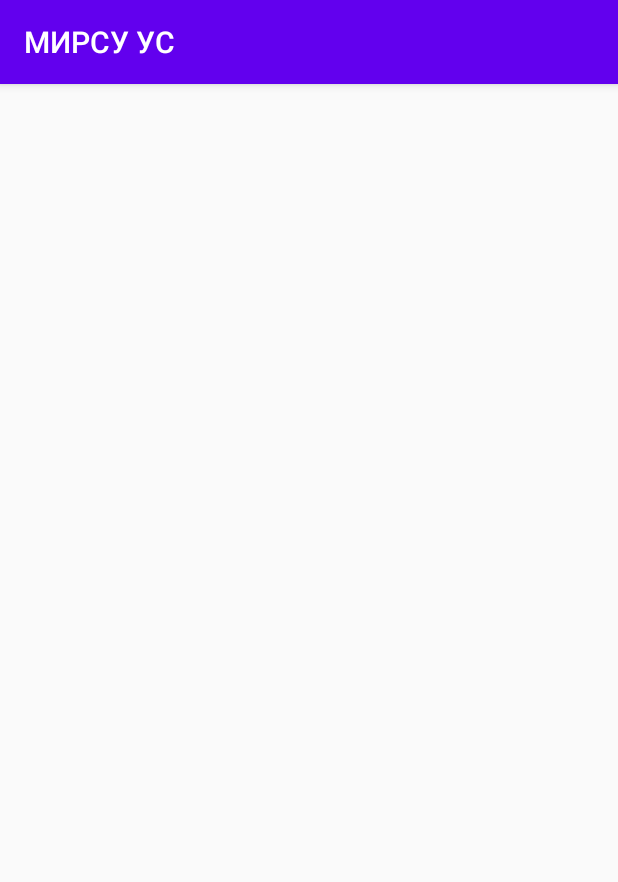
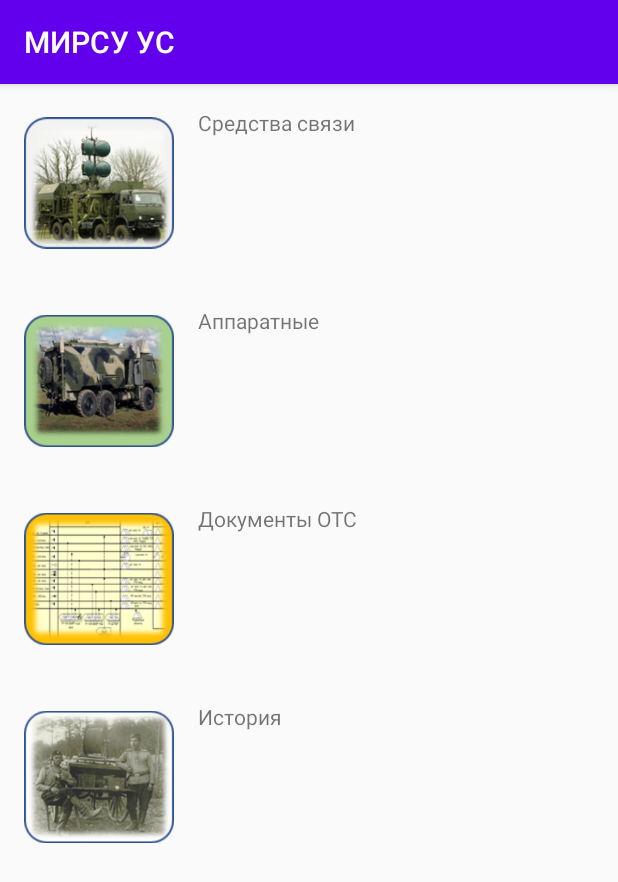
Before and after one commit to smartbulletosx/MUIRSUUS, an Android app: the screen it shows after launch (InformationActivity before the commit, TTH after it), after a tap on "ИНФОРМАЦИОННЫЙ БЛОК", on a phone screen of 412 x 824 dp. Shown: the top 882 px of the screen. Run offline under Robolectric (Android 15) with nearby library versions, the phone set to English and light mode, and no system bars; our stand-ins replace navigation-ui.

Commit message:
Добавлен список ттх

```diff
--- /dev/null
+++ b/app/src/main/java/com/example/muirsuus/TTH.java
@@ -0,0 +1,75 @@
+package com.example.muirsuus;
+
+import androidx.appcompat.app.AppCompatActivity;
+import androidx.recyclerview.widget.LinearLayoutManager;
+import androidx.recyclerview.widget.RecyclerView;
+
+import android.content.Intent;
+import android.os.Bundle;
+import android.view.LayoutInflater;
+import android.view.View;
+import android.widget.ArrayAdapter;
+import android.widget.Button;
+import android.widget.ListView;
+
+import com.example.muirsuus.adapters.StartAdapter;
+import com.example.muirsuus.adapters.TTHAdapter;
+
+import java.util.ArrayList;
+import java.util.List;
+
+public class TTH extends AppCompatActivity {
+    private RecyclerView mRecyclerView;
+    private RecyclerView.Adapter mAdapter;
+    private RecyclerView.LayoutManager layoutManager;
+    private TTHAdapter adapter;
+    private final List<CardClass> SCHEMES = new ArrayList<CardClass>();
+    final static public int[] layouts = {R.layout.activity_main1,R.layout.activity_main2,R.layout.activity_main3,R.layout.activity_main4};
+
+    @Override
+    protected void onCreate(Bundle savedInstanceState) {
+
+        super.onCreate(savedInstanceState);
+        setContentView(R.layout.tth_activity);
+
+        SCHEMES.add(new CardClass(R.drawable.ic_1,"Средства связи"));
+        SCHEMES.add(new CardClass(R.drawable.ic_2,"Аппаратные"));
+        SCHEMES.add(new CardClass(R.drawable.ic_3,"Документы ОТС"));
+        SCHEMES.add(new CardClass(R.drawable.ic_4,"История"));
+
+        mRecyclerView = (RecyclerView)findViewById(R.id.tth_recycler);
+        mRecyclerView.setHasFixedSize(true);
+        // use a linear layout manager
+        layoutManager = new LinearLayoutManager(this, LinearLayoutManager.VERTICAL, false);
+        mRecyclerView.setLayoutManager(layoutManager);
+        //--------------------------------------------
+        //------------------------------------
+        //title = (TextView)findViewById(R.id.tvStartActivity);
+        //------------------------------------
+        StartAdapter();
+
+
+    }
+
+    public void StartAdapter(){
+
+        //List<String> photoLinks = GetLinkImages(NAME_OF_SCHEME);
+        //final String photoLinksStr[] = photoLinks.toArray(new String[0]);
+
+//-----------------------------------------------------------------------------
+        final IRecyclerViewClickListener listener = new IRecyclerViewClickListener() {
+            @Override
+            public void onClick(View view, int position) {
+                Intent i = new Intent(getApplicationContext(), MainActivity.class);
+
+                i.putExtra("POSITION",position);
+                i.putExtra("layout",layouts[position]);
+                startActivity(i);
+            }
+        };
+//-----------------------------------------------------------------------------
+        adapter = new TTHAdapter(SCHEMES);
+        mRecyclerView.setAdapter(adapter);
+        //mRecyclerView.scrollToPosition(1);
+    }
+}
--- /dev/null
+++ b/app/src/main/java/com/example/muirsuus/adapters/TTHAdapter.java
@@ -0,0 +1,62 @@
+package com.example.muirsuus.adapters;
+
+import android.os.Build;
+import android.view.LayoutInflater;
+import android.view.View;
+import android.view.ViewGroup;
+import android.widget.ImageView;
+import android.widget.TextView;
+
+import androidx.annotation.NonNull;
+import androidx.annotation.RequiresApi;
+import androidx.recyclerview.widget.RecyclerView;
+
+import com.example.muirsuus.CardClass;
+import com.example.muirsuus.IRecyclerViewClickListener;
+import com.example.muirsuus.R;
+
+import java.util.List;
+
+public class TTHAdapter extends RecyclerView.Adapter<TTHAdapter.MyViewHolder> {
+
+    private List<CardClass> mLinks;
+    IRecyclerViewClickListener clickListener;
+
+    public TTHAdapter(List<CardClass> mLinks){this.mLinks = mLinks;}
+
+
+
+    @NonNull
+    @Override
+    public MyViewHolder onCreateViewHolder(@NonNull ViewGroup parent, int viewType) {
+        ViewGroup viewGroup;
+        LayoutInflater inflater = LayoutInflater.from(parent.getContext());
+        View v = inflater.inflate(R.layout.item_tth,parent,false);
+        MyViewHolder vh = new MyViewHolder(v);
+        return vh;
+    }
+    @RequiresApi(api = Build.VERSION_CODES.JELLY_BEAN)
+    @Override
+    public void onBindViewHolder(@NonNull MyViewHolder holder, int position) {
+        holder.text.setText(mLinks.get(position).getTitle());
+        holder.image.setImageResource(mLinks.get(position).getImage());
+    }
+
+    @Override
+    public int getItemCount() {
+        return mLinks.size();
+    }
+
+    public static class  MyViewHolder extends RecyclerView.ViewHolder{
+        public ImageView image;
+        public TextView text;
+        public View layout;
+
+        public MyViewHolder(@NonNull View itemView) {
+            super(itemView);
+            image = (ImageView)itemView.findViewById(R.id.tth_image);
+            text = (TextView)itemView.findViewById(R.id.tth_text);
+
+        }
+    }
+}
--- a/app/src/main/java/com/example/muirsuus/ui/home/HomeFragment.java
+++ b/app/src/main/java/com/example/muirsuus/ui/home/HomeFragment.java
@@ -15,6 +15,7 @@ import androidx.recyclerview.widget.RecyclerView;
 import com.example.muirsuus.CardClass;
 import com.example.muirsuus.InformationActivity;
 import com.example.muirsuus.R;
+import com.example.muirsuus.TTH;
 import com.example.muirsuus.adapters.StartAdapter;
 import com.example.muirsuus.WebActivity;
 
@@ -31,7 +32,7 @@ public class HomeFragment extends Fragment {
 
     public View onCreateView(@NonNull LayoutInflater inflater,
                              ViewGroup container, Bundle savedInstanceState) {
-        View root = inflater.inflate(R.layout.fragment_home,mRecyclerView , false);
+        View root = inflater.inflate(R.layout.fragment_home, mRecyclerView , false);
         SCHEMES.add(new CardClass(R.drawable.ic_1,"Средства связи"));
         SCHEMES.add(new CardClass(R.drawable.ic_2,"Аппаратные"));
         SCHEMES.add(new CardClass(R.drawable.ic_3,"Документы ОТС"));
@@ -64,7 +65,7 @@ public class HomeFragment extends Fragment {
         View.OnClickListener onInfBtn = new View.OnClickListener() {
             @Override
             public void onClick(View v) {
-                Intent intent = new Intent(getContext(), InformationActivity.class);
+                Intent intent = new Intent(getContext(), TTH.class);
                 startActivity(intent);
             }
         };
--- a/app/src/main/res/layout/activity_information.xml
+++ b/app/src/main/res/layout/activity_information.xml
@@ -6,9 +6,8 @@
     android:layout_height="match_parent"
     tools:context=".InformationActivity">
 
-    <androidx.recyclerview.widget.RecyclerView
+    <ListView
+        android:id="@+id/listView"
         android:layout_width="match_parent"
-        android:layout_height="match_parent"
-        tools:layout_editor_absoluteX="1dp"
-        tools:layout_editor_absoluteY="1dp" />
+        android:layout_height="match_parent" />
 </androidx.constraintlayout.widget.ConstraintLayout>
--- /dev/null
+++ b/app/src/main/res/layout/activity_main2.xml
@@ -0,0 +1,6 @@
+<?xml version="1.0" encoding="utf-8"?>
+<androidx.constraintlayout.widget.ConstraintLayout
+    xmlns:android="http://schemas.android.com/apk/res/android" android:layout_width="match_parent"
+    android:layout_height="match_parent">
+
+</androidx.constraintlayout.widget.ConstraintLayout>
--- /dev/null
+++ b/app/src/main/res/layout/activity_main3.xml
@@ -0,0 +1,6 @@
+<?xml version="1.0" encoding="utf-8"?>
+<androidx.constraintlayout.widget.ConstraintLayout
+    xmlns:android="http://schemas.android.com/apk/res/android" android:layout_width="match_parent"
+    android:layout_height="match_parent">
+
+</androidx.constraintlayout.widget.ConstraintLayout>
--- /dev/null
+++ b/app/src/main/res/layout/activity_main4.xml
@@ -0,0 +1,6 @@
+<?xml version="1.0" encoding="utf-8"?>
+<androidx.constraintlayout.widget.ConstraintLayout
+    xmlns:android="http://schemas.android.com/apk/res/android" android:layout_width="match_parent"
+    android:layout_height="match_parent">
+
+</androidx.constraintlayout.widget.ConstraintLayout>
--- /dev/null
+++ b/app/src/main/res/layout/item_tth.xml
@@ -0,0 +1,24 @@
+<LinearLayout xmlns:android="http://schemas.android.com/apk/res/android"
+    android:layout_width="match_parent"
+    android:layout_height="wrap_content"
+    android:orientation="horizontal"
+    android:padding="16dp">
+    <ImageView
+        android:id="@+id/tth_image"
+        android:layout_marginRight="16dp"
+        android:layout_marginEnd="16dp"
+        android:layout_width="100dp"
+        android:layout_height="100dp" />
+
+    <LinearLayout
+        android:layout_width="match_parent"
+        android:layout_height="wrap_content"
+        android:orientation="vertical">
+
+        <TextView
+            android:id="@+id/tth_text"
+            android:layout_width="wrap_content"
+            android:layout_height="wrap_content" />
+
+    </LinearLayout>
+</LinearLayout>
--- /dev/null
+++ b/app/src/main/res/layout/tth_activity.xml
@@ -0,0 +1,14 @@
+<?xml version="1.0" encoding="utf-8"?>
+<RelativeLayout xmlns:android="http://schemas.android.com/apk/res/android"
+    xmlns:app="http://schemas.android.com/apk/res-auto"
+    xmlns:tools="http://schemas.android.com/tools"
+    android:layout_width="match_parent"
+    android:layout_height="match_parent">
+
+
+    <androidx.recyclerview.widget.RecyclerView
+        android:id="@+id/tth_recycler"
+        android:layout_width="match_parent"
+        android:layout_height="match_parent"
+        tools:layout_editor_absoluteX="0dp" />
+</RelativeLayout>
```
Also changed, not shown: app/src/main/AndroidManifest.xml (+5 -3 lines), app/src/main/java/com/example/muirsuus/InformationActivity.java (+11 -4 lines), app/src/main/java/com/example/muirsuus/fragments/tth_fragment.java (added, +7 -0 lines), app/src/main/res/layout/activity_main.xml (+6 -11 lines), app/src/main/res/layout/activity_main1.xml (added, +7 -0 lines).
